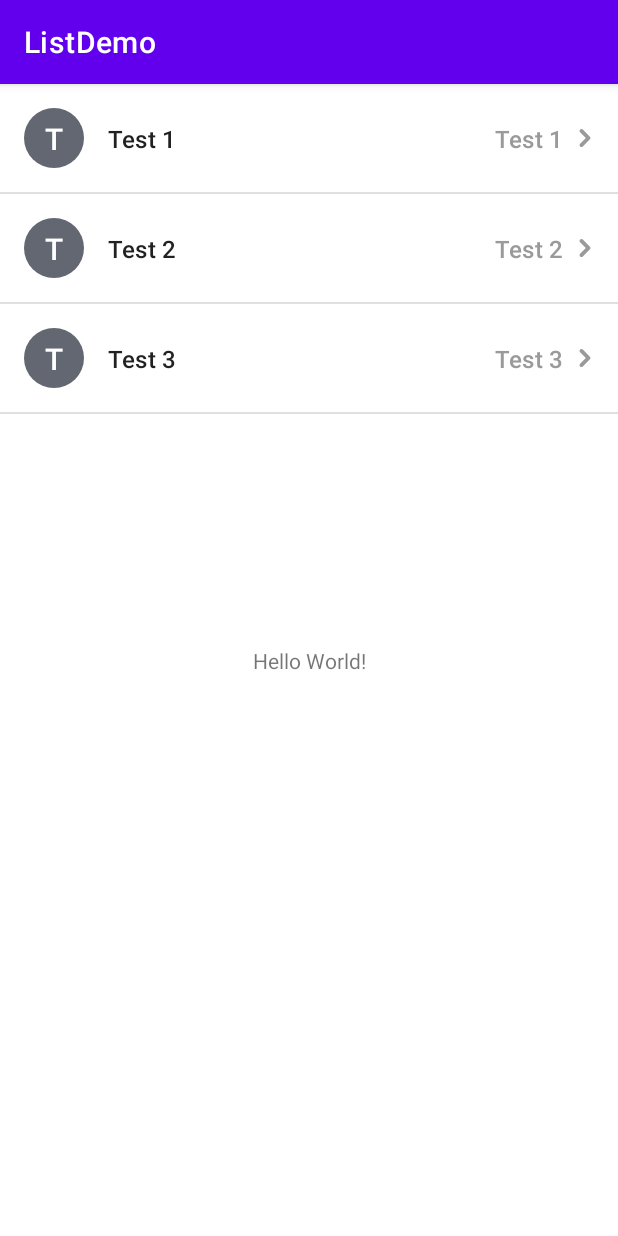
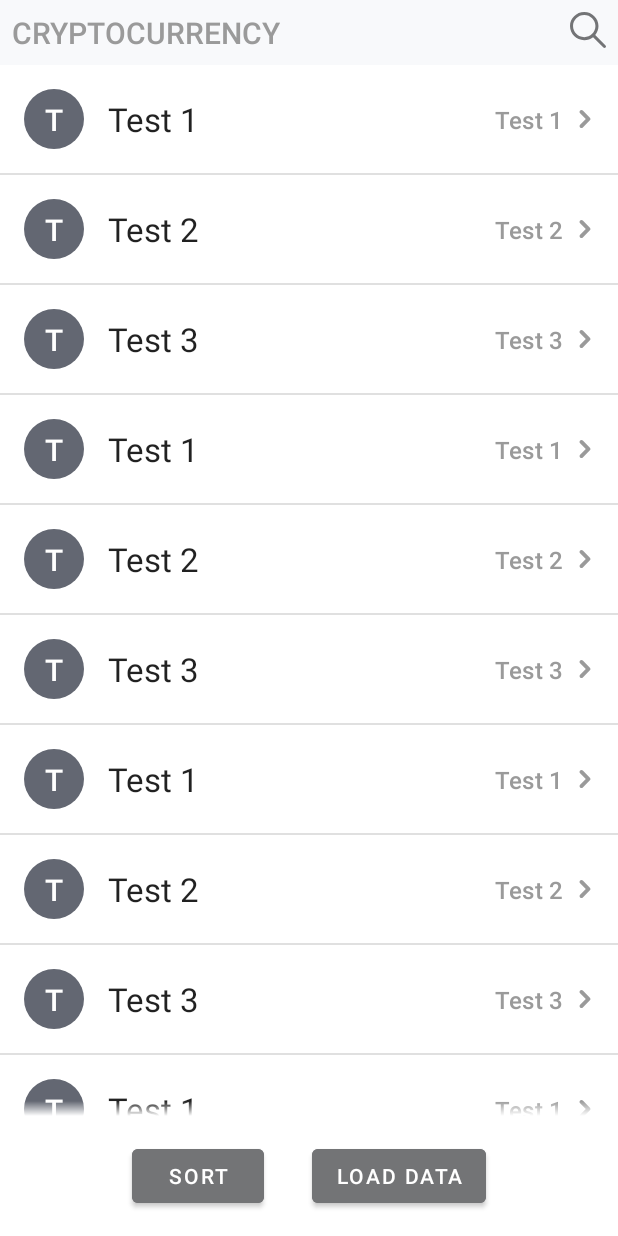
Before and after one commit to edw4r/ListDemo, an Android app: the screen it shows after launch (DemoActivity), on a phone screen of 412 x 824 dp. Run offline under Robolectric (Android 15) with nearby library versions, the phone set to English and light mode, and no system bars; our stand-ins replace Dagger/Hilt's generated code, data binding.

Commit message:
update activity UI

```diff
--- a/app/src/main/java/com/example/listdemo/activity/DemoActivity.kt
+++ b/app/src/main/java/com/example/listdemo/activity/DemoActivity.kt
@@ -13,6 +13,7 @@ class DemoActivity : AppCompatActivity() {
         super.onCreate(savedInstanceState)
         setContentView(R.layout.activity_demo)
 
+        supportActionBar?.hide()
         goToCurrencyListFragment()
     }
 
@@ -22,10 +23,19 @@ class DemoActivity : AppCompatActivity() {
         demoList.add(CurrencyInfo("Test 1", "Test 1", "Test 1"))
         demoList.add(CurrencyInfo("Test 2", "Test 2", "Test 2"))
         demoList.add(CurrencyInfo("Test 3", "Test 3", "Test 3"))
+        demoList.add(CurrencyInfo("Test 1", "Test 1", "Test 1"))
+        demoList.add(CurrencyInfo("Test 2", "Test 2", "Test 2"))
+        demoList.add(CurrencyInfo("Test 3", "Test 3", "Test 3"))
+        demoList.add(CurrencyInfo("Test 1", "Test 1", "Test 1"))
+        demoList.add(CurrencyInfo("Test 2", "Test 2", "Test 2"))
+        demoList.add(CurrencyInfo("Test 3", "Test 3", "Test 3"))
+        demoList.add(CurrencyInfo("Test 1", "Test 1", "Test 1"))
+        demoList.add(CurrencyInfo("Test 2", "Test 2", "Test 2"))
+        demoList.add(CurrencyInfo("Test 3", "Test 3", "Test 3"))
 
         val fragment = CurrencyListFragment.newInstance(demoList)
         supportFragmentManager.beginTransaction()
-            .replace(R.id.root_layout, fragment, null)
+            .replace(R.id.fragment_layout, fragment, null)
             .addToBackStack(null)
             .commit()
 
--- a/app/src/main/java/com/example/listdemo/fragment/CurrencyListFragment.kt
+++ b/app/src/main/java/com/example/listdemo/fragment/CurrencyListFragment.kt
@@ -16,10 +16,6 @@ import com.example.listdemo.databinding.FragmentCurrencyListBinding
 import com.example.listdemo.viewmodel.CurrencyListViewModel
 import dagger.hilt.android.AndroidEntryPoint
 import androidx.recyclerview.widget.DividerItemDecoration
-
-
-
-
 
 @AndroidEntryPoint
 class CurrencyListFragment : Fragment() {
--- /dev/null
+++ b/app/src/main/res/drawable/ic_search.xml
@@ -0,0 +1,9 @@
+<vector xmlns:android="http://schemas.android.com/apk/res/android"
+    android:width="487.95dp"
+    android:height="487.95dp"
+    android:viewportWidth="487.95"
+    android:viewportHeight="487.95">
+  <path
+      android:fillColor="@color/icon_grey"
+      android:pathData="M481.8,453l-140,-140.1c27.6,-33.1 44.2,-75.4 44.2,-121.6C386,85.9 299.5,0.2 193.1,0.2S0,86 0,191.4s86.5,191.1 192.9,191.1c45.2,0 86.8,-15.5 119.8,-41.4l140.5,140.5c8.2,8.2 20.4,8.2 28.6,0C490,473.4 490,461.2 481.8,453zM41,191.4c0,-82.8 68.2,-150.1 151.9,-150.1s151.9,67.3 151.9,150.1s-68.2,150.1 -151.9,150.1S41,274.1 41,191.4z"/>
+</vector>
--- a/app/src/main/res/layout/activity_demo.xml
+++ b/app/src/main/res/layout/activity_demo.xml
@@ -7,13 +7,70 @@
     android:layout_height="match_parent"
     tools:context=".activity.DemoActivity">
 
-    <TextView
+    <androidx.constraintlayout.widget.ConstraintLayout
+        android:id="@+id/constraintLayout"
+        android:layout_width="match_parent"
+        android:layout_height="wrap_content"
+        android:padding="8dp"
+        android:background="@color/top_bar_bg"
+        app:layout_constraintStart_toStartOf="parent"
+        app:layout_constraintTop_toTopOf="parent">
+
+        <TextView
+            android:layout_width="wrap_content"
+            android:layout_height="wrap_content"
+            android:text="CryptoCurrency"
+            android:textAllCaps="true"
+            android:textColor="@color/grey"
+            style="@style/TextAppearance.AppCompat.Title"
+            app:layout_constraintBottom_toBottomOf="parent"
+            app:layout_constraintStart_toStartOf="parent"
+            app:layout_constraintTop_toTopOf="parent" />
+
+        <ImageView
+            android:layout_width="24dp"
+            android:layout_height="24dp"
+            android:src="@drawable/ic_search"
+            app:layout_constraintEnd_toEndOf="parent"
+            app:layout_constraintTop_toTopOf="parent" />
+
+    </androidx.constraintlayout.widget.ConstraintLayout>
+
+    <FrameLayout
+        android:id="@+id/fragment_layout"
+        android:layout_width="0dp"
+        android:layout_height="0dp"
+        android:layout_marginBottom="16dp"
+        app:layout_constraintBottom_toTopOf="@+id/btn_sort"
+        app:layout_constraintEnd_toEndOf="parent"
+        app:layout_constraintStart_toStartOf="parent"
+        app:layout_constraintTop_toBottomOf="@+id/constraintLayout" />
+
+    <Button
+        android:id="@+id/button4"
         android:layout_width="wrap_content"
         android:layout_height="wrap_content"
-        android:text="Hello World!"
+        android:layout_marginBottom="16dp"
+        android:text="@string/load_data"
+        android:backgroundTint="@color/icon_grey"
         app:layout_constraintBottom_toBottomOf="parent"
-        app:layout_constraintLeft_toLeftOf="parent"
-        app:layout_constraintRight_toRightOf="parent"
-        app:layout_constraintTop_toTopOf="parent" />
+        app:layout_constraintEnd_toEndOf="parent"
+        app:layout_constraintHorizontal_bias="0.5"
+        app:layout_constraintStart_toEndOf="@+id/btn_sort" />
+
+    <Button
+        android:id="@+id/btn_sort"
+        android:layout_width="wrap_content"
+        android:layout_height="wrap_content"
+        android:layout_marginEnd="32dp"
+        android:layout_marginBottom="16dp"
+        android:text="@string/sort"
+        android:backgroundTint="@color/icon_grey"
+        app:layout_constraintBottom_toBottomOf="parent"
+        app:layout_constraintEnd_toStartOf="@+id/button4"
+        app:layout_constraintHorizontal_bias="0.5"
+        app:layout_constraintHorizontal_chainStyle="packed"
+        app:layout_constraintStart_toStartOf="parent" />
+
 
 </androidx.constraintlayout.widget.ConstraintLayout>
--- a/app/src/main/res/layout/fragment_currency_list.xml
+++ b/app/src/main/res/layout/fragment_currency_list.xml
@@ -18,7 +18,9 @@
         <androidx.recyclerview.widget.RecyclerView
             android:id="@+id/list_of_currency_info"
             android:layout_width="match_parent"
-            android:layout_height="match_parent" />
+            android:layout_height="match_parent"
+            android:requiresFadingEdge="vertical"
+            android:fadingEdgeLength="10dp"/>
 
     </androidx.constraintlayout.widget.ConstraintLayout>
 
--- a/app/src/main/res/layout/item_currency_info_default.xml
+++ b/app/src/main/res/layout/item_currency_info_default.xml
@@ -44,7 +44,7 @@
             android:layout_width="wrap_content"
             android:layout_height="wrap_content"
             android:layout_marginStart="16dp"
-            android:textAppearance="@style/TextAppearance.Material3.TitleMedium"
+            android:textAppearance="@style/TextAppearance.Material3.TitleLarge"
             android:text="@{viewModel.name}"
             app:layout_constraintBottom_toBottomOf="@+id/imageView"
             app:layout_constraintStart_toEndOf="@+id/imageView"
--- a/app/src/main/res/values/colors.xml
+++ b/app/src/main/res/values/colors.xml
@@ -7,6 +7,10 @@
     <color name="teal_700">#FF018786</color>
     <color name="black">#FF000000</color>
     <color name="white">#FFFFFFFF</color>
+
     <color name="grey">#9a9a9a</color>
     <color name="light_grey">#e0e0e0</color>
+    <color name="top_bar_bg">#f8f9fb</color>
+    <color name="icon_grey">#737476</color>
+
 </resources>
--- a/app/src/main/res/values/strings.xml
+++ b/app/src/main/res/values/strings.xml
@@ -2,4 +2,6 @@
     <string name="app_name">ListDemo</string>
     <!-- TODO: Remove or change this placeholder text -->
     <string name="hello_blank_fragment">Hello blank fragment</string>
+    <string name="load_data">Load Data</string>
+    <string name="sort">Sort</string>
 </resources>
```
